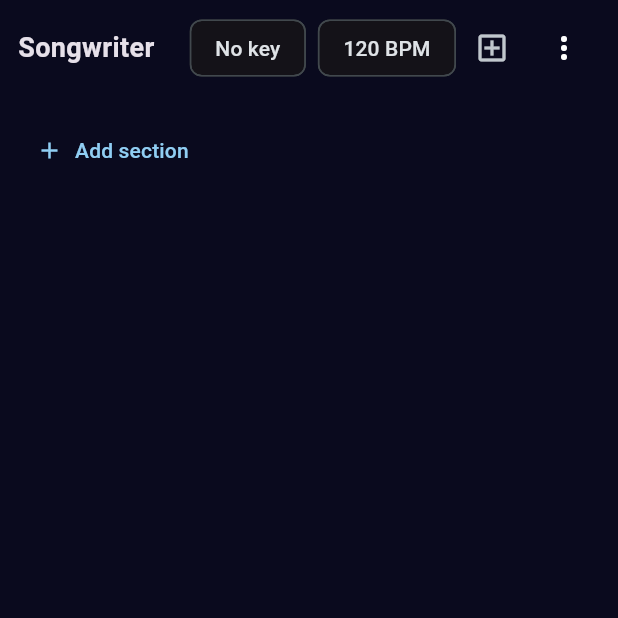
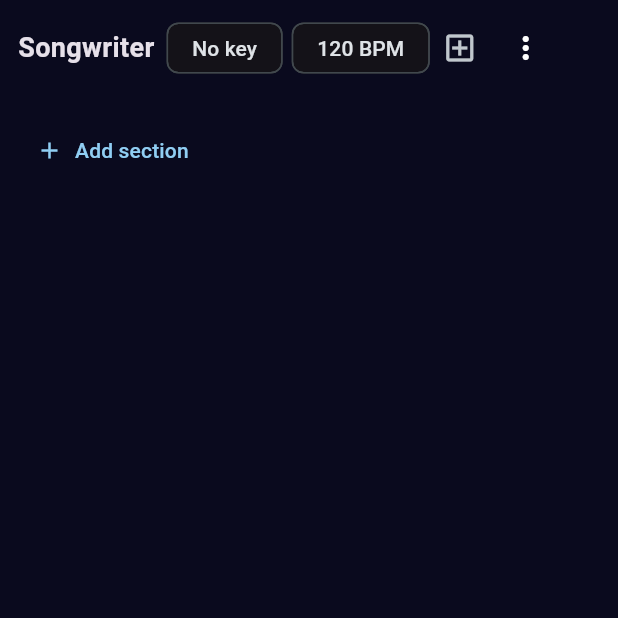
Before and after one commit to Rensykes/muzician, a Flutter app: the SongwriterScreen screen opened directly, on a phone screen of 412 x 824 dp, the top half of it. Run offline on Flutter 3.47's test engine with Material 3 defaults, Android fonts, the phone set to English and light mode, and no system bars; our stand-ins replace audioplayers, file_picker, flutter_riverpod, shared_preferences; missing offline and left inert: record; accounts and stored records are empty.

Commit message:
fix(songwriter): header no longer overflows on narrow widths
serve-sim visual pass showed a 3.6px RenderFlex overflow in the header.
Make the title + key/tempo chips Flexible with ellipsis and compact the
new-project / menu buttons. Regression test pumps the header at 360px with
the widest key label and asserts no overflow.

Co-Authored-By: Claude Opus 4.8 <noreply@anthropic.com>

```diff
--- a/lib/features/songwriter/songwriter_header.dart
+++ b/lib/features/songwriter/songwriter_header.dart
@@ -25,23 +25,36 @@ class SongwriterHeader extends ConsumerWidget {
       padding: const EdgeInsets.symmetric(horizontal: 12, vertical: 8),
       child: Row(
         children: [
-          const Text(
-            'Songwriter',
-            style: TextStyle(fontWeight: FontWeight.bold, fontSize: 18),
+          const Flexible(
+            child: Text(
+              'Songwriter',
+              style: TextStyle(fontWeight: FontWeight.bold, fontSize: 18),
+              maxLines: 1,
+              overflow: TextOverflow.ellipsis,
+            ),
           ),
-          const Spacer(),
-          _Chip(label: keyLabel, onTap: () => _editKey(context, ref)),
           const SizedBox(width: 8),
-          _Chip(
-            label: '${config.tempo} BPM',
-            onTap: () => _editTempo(context, ref),
+          Flexible(
+            child: _Chip(label: keyLabel, onTap: () => _editKey(context, ref)),
+          ),
+          const SizedBox(width: 6),
+          Flexible(
+            child: _Chip(
+              label: '${config.tempo} BPM',
+              onTap: () => _editTempo(context, ref),
+            ),
           ),
           IconButton(
             tooltip: 'New project',
+            visualDensity: VisualDensity.compact,
+            padding: EdgeInsets.zero,
+            constraints: const BoxConstraints(minWidth: 40, minHeight: 40),
             icon: const Icon(Icons.add_box_outlined),
             onPressed: () => _confirmNew(context, notifier),
           ),
           PopupMenuButton<String>(
+            padding: EdgeInsets.zero,
+            constraints: const BoxConstraints(minWidth: 40, minHeight: 40),
             onSelected: (v) {
               if (v == 'saveload') onOpenSaveLoad?.call();
               if (v == 'structure') onOpenStructure?.call();
@@ -107,8 +120,12 @@ class _Chip extends StatelessWidget {
   final String label;
   final VoidCallback onTap;
   @override
-  Widget build(BuildContext context) =>
-      ActionChip(label: Text(label), onPressed: onTap);
+  Widget build(BuildContext context) => ActionChip(
+    visualDensity: VisualDensity.compact,
+    materialTapTargetSize: MaterialTapTargetSize.shrinkWrap,
+    label: Text(label, maxLines: 1, overflow: TextOverflow.ellipsis),
+    onPressed: onTap,
+  );
 }
 
 class _TempoSheet extends StatefulWidget {
```
Also changed, not shown: 1 other file.
